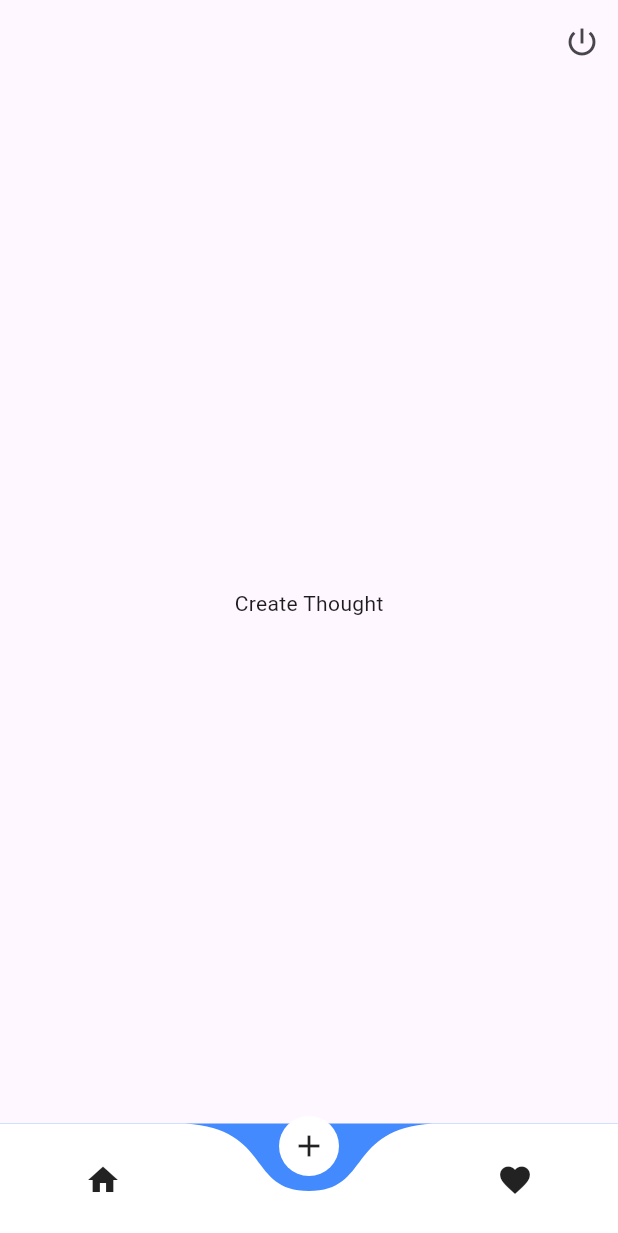
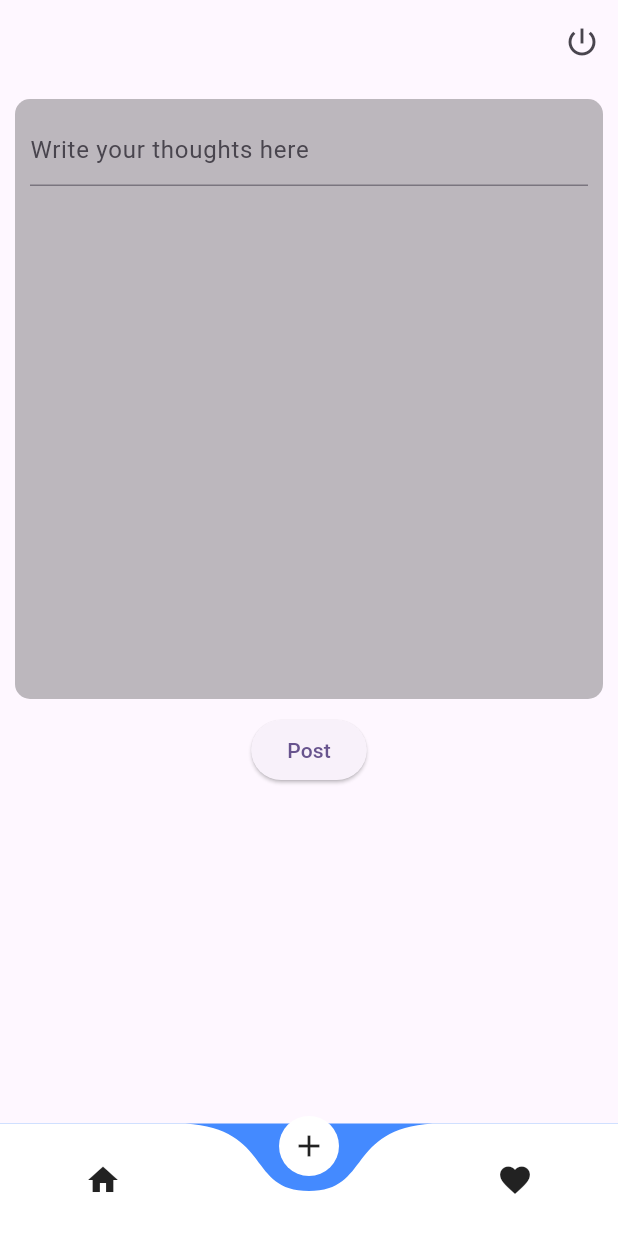
Before and after one commit to subsavage/ThoughtOn, a Flutter app: the screen it shows once a user with an empty profile is signed in, item 2 of the bottom bar chosen, on a phone screen of 412 x 824 dp. Shown: the top 1233 px of the screen. Run offline on Flutter 3.47's test engine with Material 2 defaults, Android fonts, the phone set to English and light mode, and no system bars; drawn by our look-alikes of curved_navigation_bar; our stand-ins replace cloud_firestore, firebase_auth, firebase_core, google_sign_in; accounts and stored records are empty; network calls fail.

Commit message:
thoughts posted and viewed in real time

```diff
--- /dev/null
+++ b/lib/models/user-model.dart
@@ -0,0 +1,18 @@
+class User {
+  String id;
+  final String thought;
+  User({
+    this.id = '',
+    required this.thought,
+  });
+
+  Map<String, dynamic> toJson() => {
+        'id': id,
+        'thought': thought,
+      };
+
+  static User fromJson(Map<String, dynamic> json) => User(
+        id: json["id"],
+        thought: json["thought"],
+      );
+}
--- a/lib/screens/create-thought.dart
+++ b/lib/screens/create-thought.dart
@@ -1,13 +1,56 @@
 import 'package:flutter/material.dart';
+import 'package:provider/provider.dart';
+import 'package:whisperapp/services/thought-post-services.dart';
+import 'package:whisperapp/widgets/create-thought-tile.dart';
+import '../services/providers.dart';
 
 class CreateThought extends StatelessWidget {
   const CreateThought({super.key});
 
   @override
   Widget build(BuildContext context) {
-    return const Scaffold(
+    // var provider = Provider.of<Providers>(context);
+    final controller = TextEditingController();
+    return Scaffold(
       body: Center(
-        child: Text("Create Thought"),
+        child: Column(
+          children: [
+            Flexible(
+              child: Padding(
+                padding: const EdgeInsets.all(10.0),
+                child: Container(
+                  padding: const EdgeInsets.all(10.0),
+                  height: 400,
+                  width: double.infinity,
+                  decoration: BoxDecoration(
+                    color: Colors.black26,
+                    borderRadius: BorderRadius.circular(10),
+                  ),
+                  child: TextFormField(
+                    controller: controller,
+                    minLines: 1,
+                    maxLines: 5,
+                    keyboardType: TextInputType.multiline,
+                    decoration: const InputDecoration(
+                      hintText: "Write your thoughts here",
+                    ),
+                  ),
+                ),
+              ),
+            ),
+            ElevatedButton(
+              onPressed: () {
+                final thought = controller.text;
+                createThought(thought: thought);
+              },
+              child: const Text("Post"),
+            ),
+            // ElevatedButton(
+            //   onPressed: () {},
+            //   child: const Text("Save Draft"),
+            // ),
+          ],
+        ),
       ),
     );
   }
--- a/lib/services/providers.dart
+++ b/lib/services/providers.dart
@@ -1,8 +1,4 @@
 import 'package:flutter/material.dart';
-
-import '../screens/create-thought.dart';
-import '../screens/homepage.dart';
-import '../screens/thought-details.dart';
 
 class Providers with ChangeNotifier {
   int _currentIndex = 0;
@@ -12,4 +8,7 @@ class Providers with ChangeNotifier {
     _currentIndex = index;
     notifyListeners();
   }
+
+  final _controller = TextEditingController();
+  get controller => _controller;
 }
--- /dev/null
+++ b/lib/services/thought-display-servies.dart
@@ -0,0 +1 @@
+// import 'package:cloud_firestore/cloud_firestore.dart';
```
Also changed, not shown: lib/screens/home.dart (+26 -5 lines), lib/services/thought-post-services.dart (added, +24 -0 lines), lib/widgets/create-thought-tile.dart (added, +7 -0 lines), lib/widgets/thought-tile.dart (added, +30 -0 lines).
